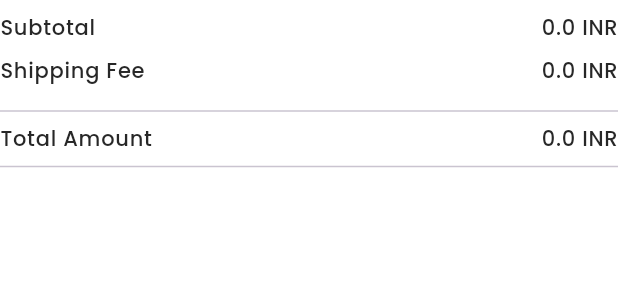
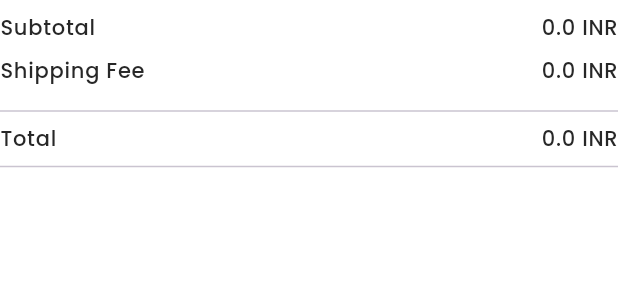
Before and after one commit to kaifcoder/medishield, a Flutter app: the BillingPaymentDetails widget shown alone on an empty page, opened directly with empty values, on a phone screen of 412 x 824 dp. Shown: the top 300 px of the screen. Run offline on Flutter 3.47's test engine with Material 3 defaults, Android fonts, the phone set to English and light mode, and no system bars; our stand-ins replace cached_network_image, carousel_slider, chat_bubbles, connectivity_plus, csc_picker, firebase_auth and 15 more; missing offline and left inert: awesome_otp_screen, coupon_uikit, order_tracker_zen, razorpay_flutter, simple_barcode_scanner, uni_links2 and 1 more; accounts and stored records are empty; network calls fail; statements that could not run were skipped; project files that could hold a hidden picture were left out.

Commit message:
Update 'Total Amount' label to 'Total' in BillingPaymentDetails widget

```diff
--- a/lib/features/shop/screens/checkout/widget/billing_payment_details.dart
+++ b/lib/features/shop/screens/checkout/widget/billing_payment_details.dart
@@ -80,7 +80,7 @@ class BillingPaymentDetails extends StatelessWidget {
           mainAxisAlignment: MainAxisAlignment.spaceBetween,
           children: [
             Text(
-              'Total Amount',
+              'Total',
               style: Theme.of(context).textTheme.bodyLarge,
             ),
             Text(
--- a/pubspec.yaml
+++ b/pubspec.yaml
@@ -2,7 +2,7 @@ name: medishield
 description: your destination for all your dental equipment needs
 publish_to: "none" # Remove this line if you wish to publish to pub.dev
 
-version: 1.3.8+29
+version: 1.3.9+30
 
 environment:
   sdk: ">=3.1.0 <4.0.0"
```
